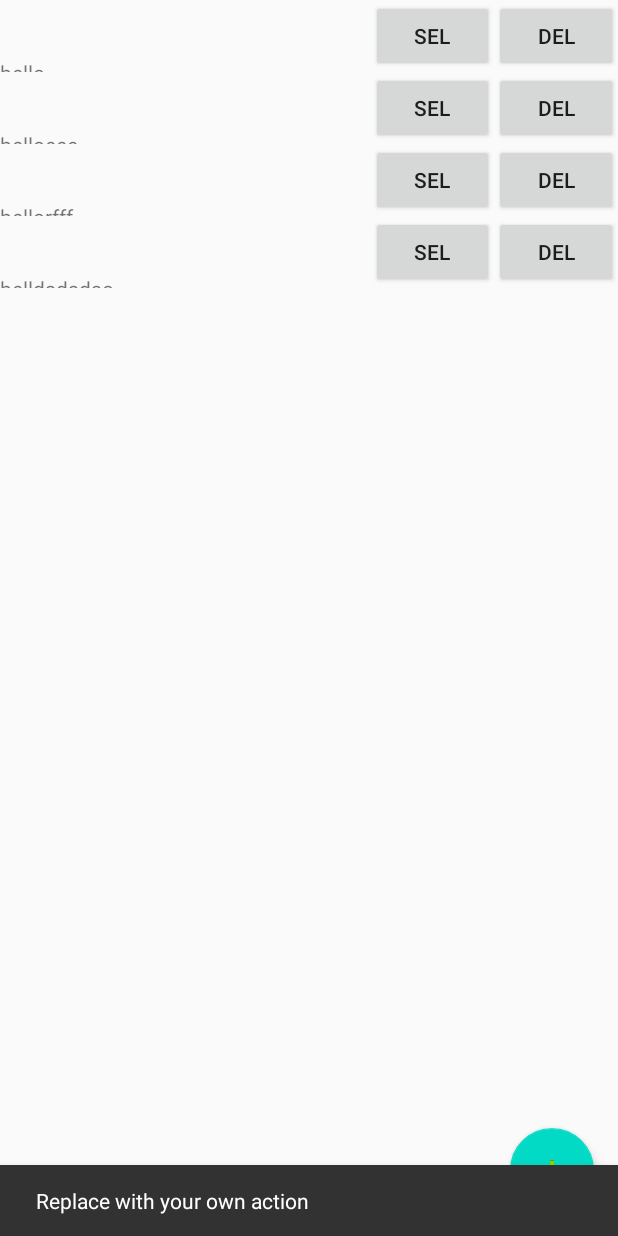
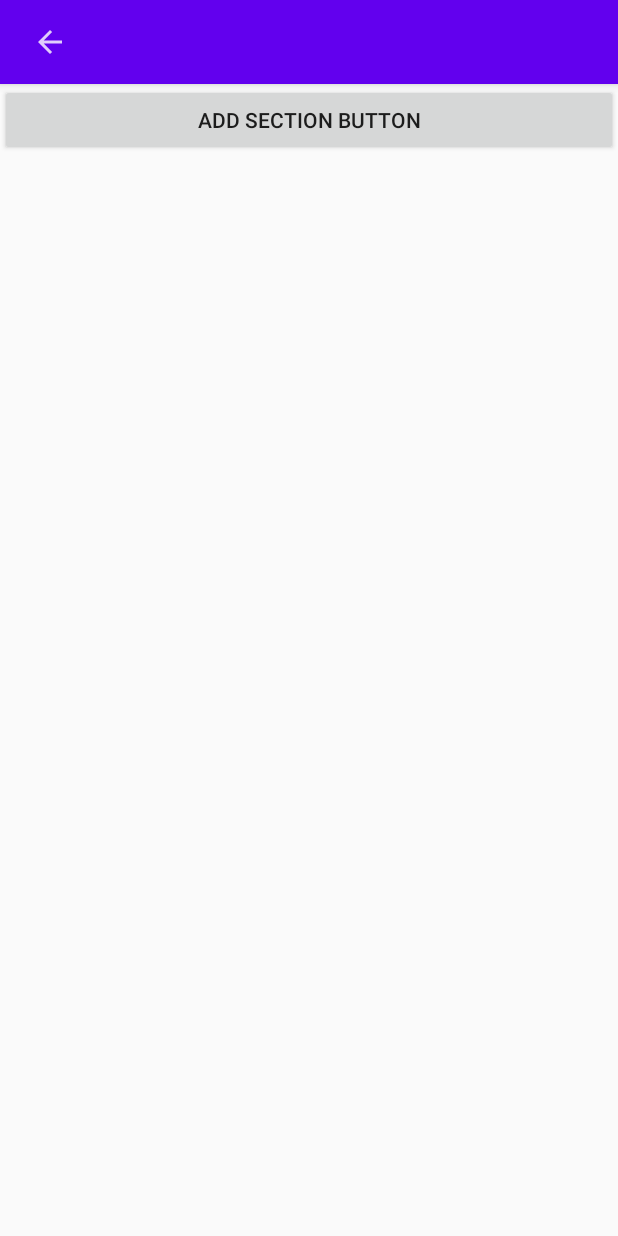
Before and after one commit to broliver12/timer, an Android app: the screen it shows after launch (MainActivity), after a tap on an icon or button, on a phone screen of 412 x 824 dp. Run offline under Robolectric (Android 15) with nearby library versions, the phone set to English and light mode, and no system bars; our stand-ins replace ButterKnife; 2 statements that could not run were skipped.

Commit message:
Initial changes -> viewmodel initialized, lots of cleaning up to do

```diff
--- a/app/src/main/java/com/example/workouttimer/CreateNewTimerFragment.java
+++ b/app/src/main/java/com/example/workouttimer/CreateNewTimerFragment.java
@@ -1,24 +1,72 @@
 package com.example.workouttimer;
 
+import android.content.Context;
 import android.os.Bundle;
 import android.view.LayoutInflater;
 import android.view.View;
 import android.view.ViewGroup;
+import android.widget.Button;
 
 import androidx.annotation.NonNull;
 import androidx.annotation.Nullable;
+import androidx.appcompat.app.ActionBar;
+import androidx.appcompat.app.AppCompatActivity;
+import androidx.appcompat.widget.Toolbar;
 import androidx.fragment.app.Fragment;
 
+import butterknife.BindView;
+import butterknife.ButterKnife;
+
 public class CreateNewTimerFragment extends Fragment {
+
+
+    @BindView(R.id.add_section_button)
+    Button addSectionButton;
 
     @Nullable
     @Override
     public View onCreateView(@NonNull LayoutInflater inflater, @Nullable ViewGroup container, @Nullable Bundle savedInstanceState) {
-        return inflater.inflate(R.layout.create_new_timer_screen_layout, container, false);
+        View v = inflater.inflate(R.layout.create_new_timer_screen_layout, container, false);
+        ButterKnife.bind(this, v);
+
+        return v;
     }
 
     @Override
     public void onViewCreated(@NonNull View view, @Nullable Bundle savedInstanceState) {
         super.onViewCreated(view, savedInstanceState);
+        toolbarSetup();
+    }
+
+    private void toolbarSetup(){
+
+        // get the ToolBar from Main Activity
+        final Toolbar toolbar = getActivity().findViewById(R.id.toolbar);
+        // get the ActionBar from Main Activity
+        final ActionBar actionBar = ((AppCompatActivity)getActivity()).getSupportActionBar();
+        // inflate the customized Action Bar View
+        LayoutInflater inflater = (LayoutInflater) getActivity()
+                .getSystemService(Context.LAYOUT_INFLATER_SERVICE);
+        View v = inflater.inflate(R.layout.timer_screen_toolbar, null);
+
+        if (actionBar != null) {
+            // enable the customized view and disable title
+            actionBar.setDisplayShowCustomEnabled(true);
+            actionBar.setDisplayShowTitleEnabled(false);
+
+            actionBar.setCustomView(v);
+            // remove Burger Icon
+            toolbar.setNavigationIcon(null);
+
+            // add click listener to the back arrow icon
+            v.findViewById(R.id.back).setOnClickListener(new View.OnClickListener() {
+                @Override
+                public void onClick(View v) {
+                    getActivity().onBackPressed();
+                }
+            });
+        }
+
+
     }
 }
--- /dev/null
+++ b/app/src/main/java/com/example/workouttimer/CreateNewTimerViewModelInterface.java
@@ -0,0 +1,6 @@
+package com.example.workouttimer;
+
+public interface CreateNewTimerViewModelInterface {
+
+    boolean addTimerToList(Timer timer);
+}
--- a/app/src/main/java/com/example/workouttimer/HomeScreenFragment.java
+++ b/app/src/main/java/com/example/workouttimer/HomeScreenFragment.java
@@ -6,6 +6,9 @@ import android.view.View;
 import android.view.ViewGroup;
 
 import androidx.annotation.NonNull;
+import androidx.appcompat.app.ActionBar;
+import androidx.appcompat.app.AppCompatActivity;
+import androidx.appcompat.widget.Toolbar;
 import androidx.fragment.app.Fragment;
 import androidx.navigation.fragment.NavHostFragment;
 import androidx.recyclerview.widget.LinearLayoutManager;
@@ -39,7 +42,7 @@ public class HomeScreenFragment extends Fragment implements HomeScreenFragmentIn
 
     public void onViewCreated(@NonNull View view, Bundle savedInstanceState) {
         super.onViewCreated(view, savedInstanceState);
-
+        setupToolbar();
 
         timerRecyclerView = view.findViewById(R.id.timerRecyclerview);
         timerRecyclerView.setLayoutManager(new LinearLayoutManager(getContext()));
@@ -48,15 +51,27 @@ public class HomeScreenFragment extends Fragment implements HomeScreenFragmentIn
         fab.setOnClickListener(new View.OnClickListener() {
             @Override
             public void onClick(View view) {
-                Snackbar.make(view, "Replace with your own action", Snackbar.LENGTH_LONG)
-                        .setAction("Action", null).show();
+                navigateToCreateNewTimerFragment();
             }
         });
     }
 
     @Override
+    public void navigateToCreateNewTimerFragment() {
+        NavHostFragment.findNavController(HomeScreenFragment.this)
+                .navigate(R.id.action_home_to_create);
+    }
+
+    @Override
     public void navigateToSelectedTimerFragment() {
         NavHostFragment.findNavController(HomeScreenFragment.this)
-                .navigate(R.id.action_FirstFragment_to_SecondFragment);
+                .navigate(R.id.action_home_to_timer);
+    }
+
+    private void setupToolbar(){
+
+        final ActionBar actionBar = ((AppCompatActivity)getActivity()).getSupportActionBar();
+        actionBar.setDisplayShowCustomEnabled(false);
+        actionBar.setDisplayShowTitleEnabled(true);
     }
 }
--- a/app/src/main/java/com/example/workouttimer/HomeScreenFragmentInterface.java
+++ b/app/src/main/java/com/example/workouttimer/HomeScreenFragmentInterface.java
@@ -3,6 +3,7 @@ package com.example.workouttimer;
 public interface HomeScreenFragmentInterface {
 
     void navigateToSelectedTimerFragment();
+    void navigateToCreateNewTimerFragment();
 
 
 }
--- /dev/null
+++ b/app/src/main/java/com/example/workouttimer/HomeScreenViewModelInterface.java
@@ -0,0 +1,7 @@
+package com.example.workouttimer;
+
+public interface HomeScreenViewModelInterface {
+
+    boolean selectTimerFromList(String title);
+    boolean removeTimerFromList(String title);
+}
--- a/app/src/main/java/com/example/workouttimer/MainActivity.java
+++ b/app/src/main/java/com/example/workouttimer/MainActivity.java
@@ -14,37 +14,39 @@ import android.view.MenuItem;
 
 public class MainActivity extends AppCompatActivity {
 
+    public ViewModel viewModel = new ViewModel();
+
     @Override
     protected void onCreate(Bundle savedInstanceState) {
         super.onCreate(savedInstanceState);
         setContentView(R.layout.activity_main);
-//        Toolbar toolbar = findViewById(R.id.toolbar);
-//        setSupportActionBar(toolbar);
-//
+        Toolbar toolbar = findViewById(R.id.toolbar);
+        setSupportActionBar(toolbar);
+
 //        getSupportActionBar().setDisplayHomeAsUpEnabled(true);
 //        getSupportActionBar().setDisplayShowHomeEnabled(true);
 
     }
 
-    @Override
-    public boolean onCreateOptionsMenu(Menu menu) {
-        // Inflate the menu; this adds items to the action bar if it is present.
-        getMenuInflater().inflate(R.menu.menu_main, menu);
-        return true;
-    }
-
-    @Override
-    public boolean onOptionsItemSelected(MenuItem item) {
-        // Handle action bar item clicks here. The action bar will
-        // automatically handle clicks on the Home/Up button, so long
-        // as you specify a parent activity in AndroidManifest.xml.
-        int id = item.getItemId();
-
-        //noinspection SimplifiableIfStatement
-        if (id == R.id.action_settings) {
-            return true;
-        }
-
-        return super.onOptionsItemSelected(item);
-    }
+//    @Override
+//    public boolean onCreateOptionsMenu(Menu menu) {
+//        // Inflate the menu; this adds items to the action bar if it is present.
+//        getMenuInflater().inflate(R.menu.menu_main, menu);
+//        return true;
+//    }
+//
+//    @Override
+//    public boolean onOptionsItemSelected(MenuItem item) {
+//        // Handle action bar item clicks here. The action bar will
+//        // automatically handle clicks on the Home/Up button, so long
+//        // as you specify a parent activity in AndroidManifest.xml.
+//        int id = item.getItemId();
+//
+//        //noinspection SimplifiableIfStatement
+//        if (id == R.id.action_settings) {
+//            return true;
+//        }
+//
+//        return super.onOptionsItemSelected(item);
+//    }
 }
--- a/app/src/main/res/layout/activity_main.xml
+++ b/app/src/main/res/layout/activity_main.xml
@@ -6,19 +6,19 @@
     android:layout_height="match_parent"
     tools:context=".MainActivity">
 
-<!--    <com.google.android.material.appbar.AppBarLayout-->
-<!--        android:layout_width="match_parent"-->
-<!--        android:layout_height="wrap_content"-->
-<!--        android:theme="@style/AppTheme.AppBarOverlay">-->
+    <com.google.android.material.appbar.AppBarLayout
+        android:layout_width="match_parent"
+        android:layout_height="wrap_content"
+        android:theme="@style/AppTheme.AppBarOverlay">
 
-<!--        <androidx.appcompat.widget.Toolbar-->
-<!--            android:id="@+id/toolbar"-->
-<!--            android:layout_width="match_parent"-->
-<!--            android:layout_height="?attr/actionBarSize"-->
-<!--            android:background="?attr/colorPrimary"-->
-<!--            app:popupTheme="@style/AppTheme.PopupOverlay" />-->
+        <androidx.appcompat.widget.Toolbar
+            android:id="@+id/toolbar"
+            android:layout_width="match_parent"
+            android:layout_height="?attr/actionBarSize"
+            android:background="?attr/colorPrimary"
+            app:popupTheme="@style/AppTheme.PopupOverlay" />
 
-<!--    </com.google.android.material.appbar.AppBarLayout>-->
+    </com.google.android.material.appbar.AppBarLayout>
 
     <include layout="@layout/content_main" />
 
--- a/app/src/main/res/layout/create_new_timer_screen_layout.xml
+++ b/app/src/main/res/layout/create_new_timer_screen_layout.xml
@@ -1,6 +1,25 @@
 <?xml version="1.0" encoding="utf-8"?>
-<androidx.constraintlayout.widget.ConstraintLayout
-    xmlns:android="http://schemas.android.com/apk/res/android" android:layout_width="match_parent"
-    android:layout_height="match_parent">
+<androidx.constraintlayout.widget.ConstraintLayout xmlns:android="http://schemas.android.com/apk/res/android"
+    android:layout_width="match_parent"
+    android:layout_height="match_parent"
+    xmlns:app="http://schemas.android.com/apk/res-auto">
+
+    <LinearLayout
+        android:layout_width="match_parent"
+        android:layout_height="match_parent"
+        android:id="@+id/create_new_screen_container_layout"
+        android:orientation="vertical">
+
+        <Button
+            android:id="@+id/add_section_button"
+            android:layout_width="match_parent"
+            android:layout_height="wrap_content"
+            android:text="Add Section Button"
+            app:layout_constraintStart_toStartOf="parent"
+            app:layout_constraintEnd_toEndOf="parent"
+            app:layout_constraintBottom_toBottomOf="parent"/>
+
+    </LinearLayout>
+
 
 </androidx.constraintlayout.widget.ConstraintLayout>
--- /dev/null
+++ b/app/src/main/res/layout/timer_screen_toolbar.xml
@@ -0,0 +1,24 @@
+<?xml version="1.0" encoding="utf-8"?>
+<RelativeLayout xmlns:android="http://schemas.android.com/apk/res/android"
+    android:layout_width="fill_parent"
+    android:layout_height="match_parent"
+    android:layout_gravity="fill_horizontal" >
+
+    <ImageView
+        android:id="@+id/back"
+        android:layout_width="wrap_content"
+        android:layout_height="?attr/actionBarSize"
+        android:layout_alignParentLeft="true"
+        android:src="@drawable/ic_action_back_white"
+        android:layout_marginLeft="5dp"
+        android:layout_alignParentStart="true"
+        android:layout_marginStart="5dp" />
+
+    <TextView
+        android:id="@+id/toolbar_title_text_view"
+        android:layout_toEndOf="@id/back"
+        android:layout_toRightOf="@id/back"
+        android:layout_width="wrap_content"
+        android:layout_height="?attr/actionBarSize"/>
+
+</RelativeLayout>
--- a/app/src/main/res/navigation/nav_graph.xml
+++ b/app/src/main/res/navigation/nav_graph.xml
@@ -3,26 +3,38 @@
     xmlns:app="http://schemas.android.com/apk/res-auto"
     xmlns:tools="http://schemas.android.com/tools"
     android:id="@+id/nav_graph"
-    app:startDestination="@id/FirstFragment">
+    app:startDestination="@id/HomeScreenFragment">
 
     <fragment
-        android:id="@+id/FirstFragment"
+        android:id="@+id/HomeScreenFragment"
         android:name="com.example.workouttimer.HomeScreenFragment"
-        android:label="@string/first_fragment_label"
+        android:label="@string/home_screen_fragment_label"
         tools:layout="@layout/home_screen_layout">
 
         <action
-            android:id="@+id/action_FirstFragment_to_SecondFragment"
-            app:destination="@id/SecondFragment" />
+            android:id="@+id/action_home_to_timer"
+            app:destination="@id/TimerScreenFragment" />
+        <action
+            android:id="@+id/action_home_to_create"
+            app:destination="@id/CreateNewTimerFragment" />
     </fragment>
+
     <fragment
-        android:id="@+id/SecondFragment"
+        android:id="@+id/CreateNewTimerFragment"
+        android:name="com.example.workouttimer.CreateNewTimerFragment"
+        android:label="@string/create_new_timer_fragment_label"
+        tools:layout="@layout/create_new_timer_screen_layout">
+\
+    </fragment>
+
+    <fragment
+        android:id="@+id/TimerScreenFragment"
         android:name="com.example.workouttimer.TimerScreenFragment"
-        android:label="@string/second_fragment_label"
+        android:label="@string/timer_screen_fragment_label"
         tools:layout="@layout/timer_screen_layout">
 
         <action
-            android:id="@+id/action_SecondFragment_to_FirstFragment"
-            app:destination="@id/FirstFragment" />
+            android:id="@+id/action_timer_to_home"
+            app:destination="@id/HomeScreenFragment" />
     </fragment>
 </navigation>
--- a/app/src/main/res/values/strings.xml
+++ b/app/src/main/res/values/strings.xml
@@ -1,18 +1,19 @@
 <resources>
     <string name="app_name">workouttimer</string>
+    <string name="appTitle">Workout Timer</string>
     <string name="action_settings">Settings</string>
     <!-- Strings used for fragments for navigation -->
-    <string name="first_fragment_label">First Fragment</string>
-    <string name="second_fragment_label">Second Fragment</string>
-    <string name="next">Next</string>
-    <string name="previous">Previous</string>
 
-    <string name="hello_first_fragment">Hello first fragment</string>
-    <string name="hello_second_fragment">Hello second fragment. Arg: %1$s</string>
+    <string name="home_screen_fragment_label">Home Screen</string>
+    <string name="timer_screen_fragment_label">Timer Screen</string>
+    <string name="create_new_timer_fragment_label">Create New Timer Screen</string>
+    <string name="duration_title_text">Duration</string>
+    <string name="repetitions_title_text">Repetitions</string>
+    <string name="rest_title_text">Add Rest (Between Rounds)</string>
+    <string name="add_section_text">Add Section</string>
+    <string name="confirm_discard_text">Yes</string>
+    <string name="deny_discard_text">No</string>
+    <string name="discard_message">Are you sure you want to discard?</string>
 
 
-    <string name="appTitle">Workout Timer</string>
-    <string name="duration_title_text">Duration</string>
-    <string name="repetitions_title_text">Repetitions</string>
-    <string name="rest_title_text">Add rest between rounds</string>
 </resources>
```
Also changed, not shown: app/src/main/java/com/example/workouttimer/TimerScreenFragment.java (+40 -32 lines), app/src/main/java/com/example/workouttimer/ViewModel.java (added, +46 -0 lines), app/src/main/res/layout/timer_screen_layout.xml (+1 -33 lines).
